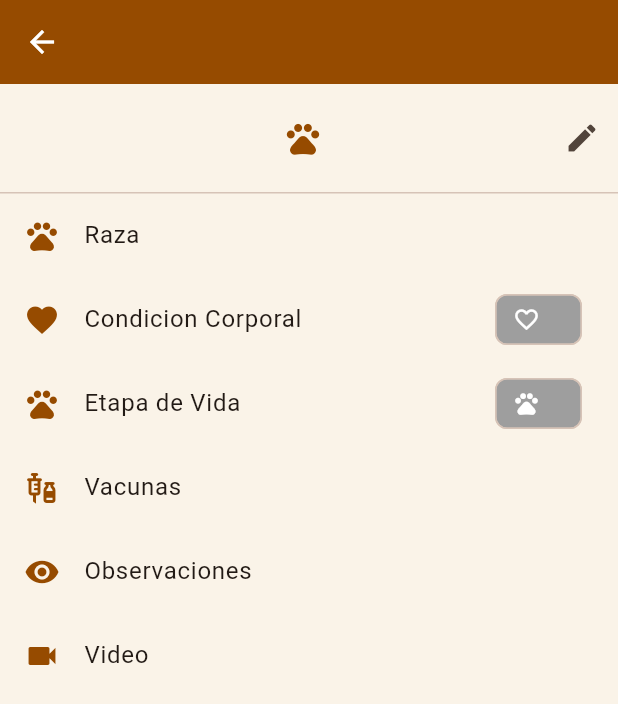
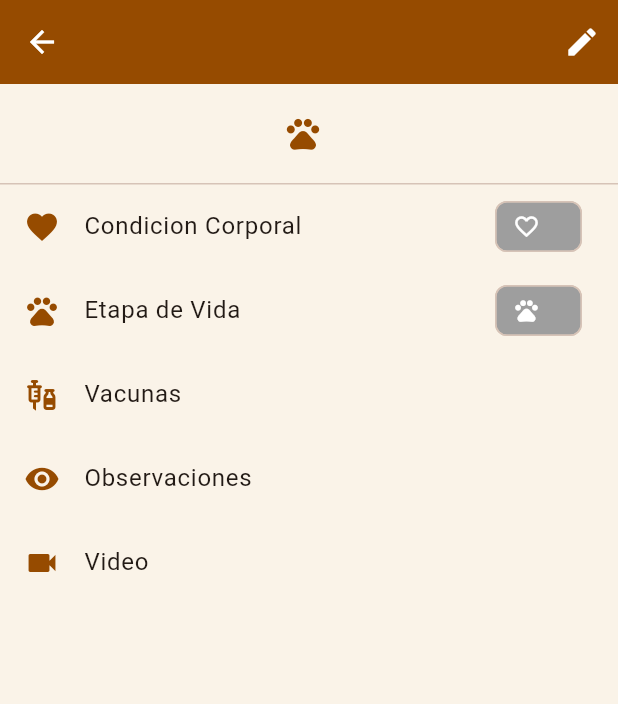
Before and after one commit to Lovelyx-del/cowcontrol-app, a Flutter app: the DetalleAnimalScreen screen opened directly with empty values, on a phone screen of 412 x 824 dp. Shown: the top 704 px of the screen. Run offline on Flutter 3.47's test engine with Material 3 defaults, Android fonts, the phone set to English and light mode, and no system bars; our stand-ins replace flutter_dotenv, supabase_flutter; accounts and stored records are empty.

Commit message:
Update detalle_animal_screen.dart
vuelvo a la version enterior

```diff
--- a/lib/screens/detalle_animal_screen.dart
+++ b/lib/screens/detalle_animal_screen.dart
@@ -38,7 +38,6 @@ class _DetalleAnimalScreenState extends State<DetalleAnimalScreen> {
     super.initState();
     _animal = widget.animal;
   }
-
   Future<void> _abrir(Widget pantalla) async {
     final resultado = await Navigator.of(
       context,
@@ -69,60 +68,44 @@ class _DetalleAnimalScreenState extends State<DetalleAnimalScreen> {
     if (mounted) setState(() => _animal = actualizado);
   }
 
-  static const _categoriasHembra = {'vaca', 'ternera', 'vaquillona'};
-
   @override
   Widget build(BuildContext context) {
-    final esHembra = _categoriasHembra.contains(_animal.categoria);
+    final esHembra = _animal.categoria == 'hembra';
 
     return Scaffold(
       appBar: AppBar(
         title: Text(widget.campo.nombreCampo),
         centerTitle: false,
         titleSpacing: 12,
+        actions: [
+          IconButton(
+            icon: const Icon(Icons.edit),
+            onPressed: _editar,
+          ),
+        ],
       ),
       body: ListView(
         children: [
-          const SizedBox(height: 12),
-          Row(
-            children: [
-              const SizedBox(width: 48),
-              Expanded(
-                child: Center(
+          const SizedBox(height: 20),
+          Center(
             child: Row(
               mainAxisSize: MainAxisSize.min,
               children: [
                 CategoriaBadge(categoria: _animal.categoria),
                 const SizedBox(width: 8),
-                      Flexible(
-                        child: Text(
+                Text(
                   _animal.nombreMostrado,
-                          overflow: TextOverflow.ellipsis,
                   style: const TextStyle(
                     fontWeight: FontWeight.bold,
                     fontFamily: 'monospace',
                     fontSize: 16,
                   ),
                 ),
-                      ),
               ],
             ),
           ),
-              ),
-              IconButton(
-                icon: const Icon(Icons.edit),
-                onPressed: _editar,
-              ),
-            ],
-          ),
-          const SizedBox(height: 12),
+          const SizedBox(height: 20),
           const Divider(height: 1),
-          _FilaMenu(
-            icono: Icons.pets_outlined,
-            etiqueta: 'Raza',
-            trailing: Text(_animal.raza ?? 'Sin especificar'),
-            onTap: _editar,
-          ),
           _FilaMenu(
             icono: Icons.favorite,
             etiqueta: 'Condicion Corporal',
@@ -187,17 +170,8 @@ class _FilaMenu extends StatelessWidget {
   Widget build(BuildContext context) {
     return ListTile(
       leading: Icon(icono, color: AppColors.marronPrincipal),
-      title: Text(
-        etiqueta,
-        maxLines: 1,
-        overflow: TextOverflow.ellipsis,
-      ),
-      trailing: trailing == null
-          ? null
-          : ConstrainedBox(
-              constraints: const BoxConstraints(maxWidth: 170),
-              child: trailing,
-            ),
+      title: Text(etiqueta),
+      trailing: trailing,
       onTap: onTap,
     );
   }
```
Lines whose indentation alone changed are shown as unchanged.
